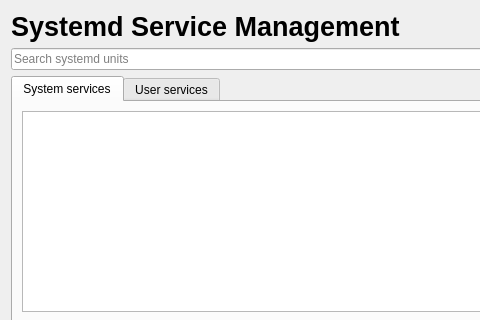
The window that archcentral/ui/designer/servicemanager.ui (szabatoro/archcentral-thesis) describes before a commit, drawn with Qt 5; both pictures show x 0 to 480 and y 0 to 320 of the 862 by 552 pixel window.
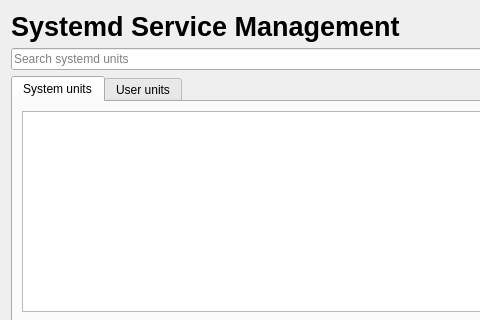
The same window after the commit.

Commit message: changed naming scheme from service to list in many servicemanager related things to reflect its current capabilities

```diff
--- a/archcentral/ui/designer/servicemanager.ui
+++ b/archcentral/ui/designer/servicemanager.ui
@@ -63,7 +63,7 @@
        </property>
        <widget class="QWidget" name="system_services_tab">
         <attribute name="title">
-         <string>System services</string>
+         <string>System units</string>
         </attribute>
         <layout class="QVBoxLayout" name="verticalLayout_3">
          <item>
@@ -91,7 +91,7 @@
        </widget>
        <widget class="QWidget" name="user_services_tab">
         <attribute name="title">
-         <string>User services</string>
+         <string>User units</string>
         </attribute>
         <layout class="QVBoxLayout" name="verticalLayout_4">
          <item>
```
Left out of the diff: 14 changed lines with no effect on the pictures. The commit also changes 4 other files.
